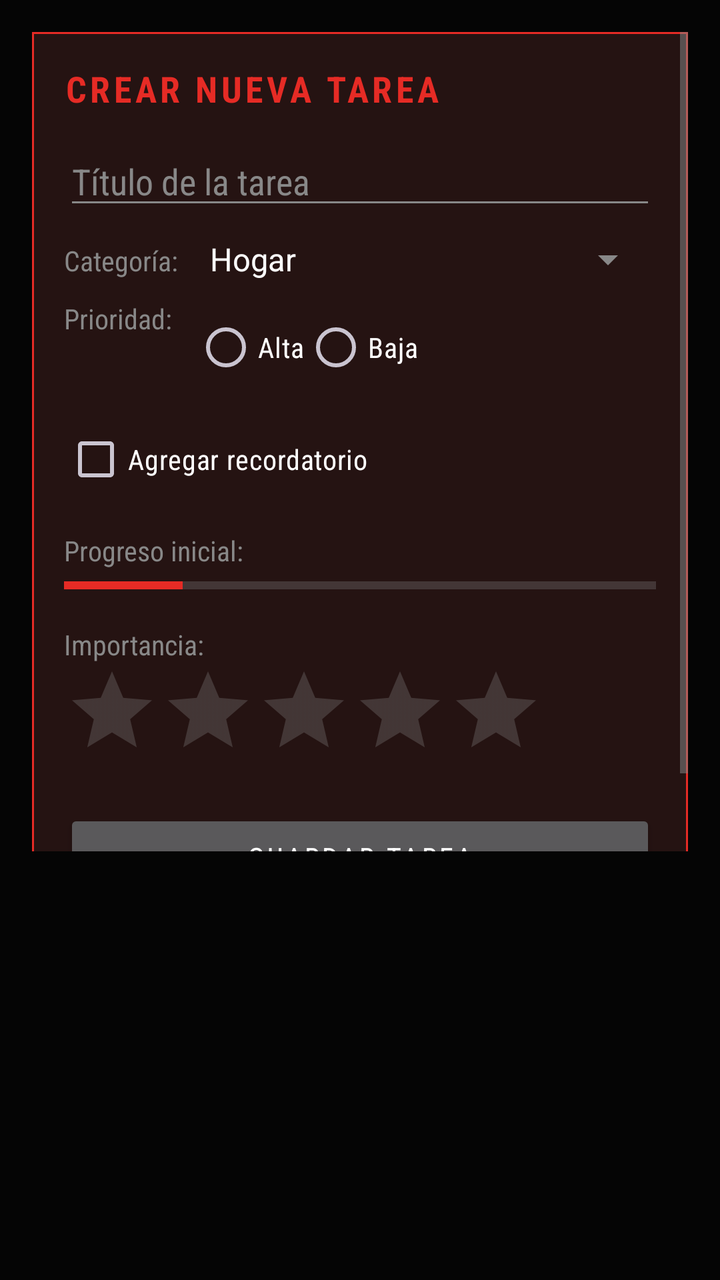
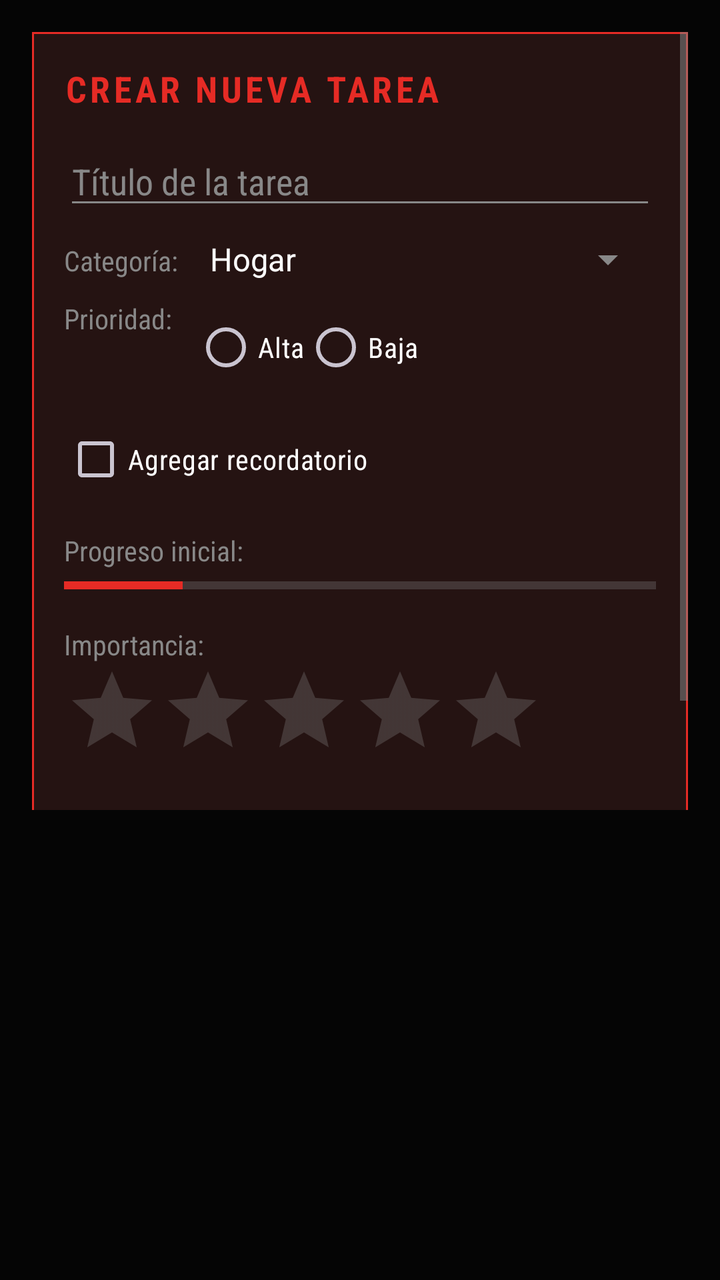

Two renders of the same Android screen: before a commit and after it. Below are the layout's source before the change and the commit's diff.
<!-- AndroidManifest.xml: application theme Theme.TaskMaster -->
<!-- res/layout/activity_main.xml -->
<?xml version="1.0" encoding="utf-8"?>
<androidx.constraintlayout.widget.ConstraintLayout xmlns:android="http://schemas.android.com/apk/res/android"
    xmlns:app="http://schemas.android.com/apk/res-auto"
    android:layout_width="match_parent"
    android:layout_height="match_parent"
    android:background="@color/sw_background"
    android:padding="16dp">

    <ScrollView
        android:id="@+id/scrollView"
        android:layout_width="0dp"
        android:layout_height="0dp"
        app:layout_constraintTop_toTopOf="parent"
        app:layout_constraintStart_toStartOf="parent"
        app:layout_constraintEnd_toEndOf="parent"
        app:layout_constraintBottom_toTopOf="@id/rvTasks"
        android:layout_marginBottom="16dp">

        <com.google.android.material.card.MaterialCardView
            android:layout_width="match_parent"
            android:layout_height="wrap_content"
            app:cardBackgroundColor="@color/sw_surface"
            app:strokeColor="@color/sw_red"
            app:strokeWidth="1dp"
            app:cardCornerRadius="0dp"
            app:cardElevation="4dp"
            app:contentPadding="16dp">

            <LinearLayout
                android:layout_width="match_parent"
                android:layout_height="wrap_content"
                android:orientation="vertical">

                <TextView
                    android:layout_width="match_parent"
                    android:layout_height="wrap_content"
                    android:text="Crear Nueva Tarea"
                    android:textSize="18sp"
                    android:textStyle="bold"
                    android:textColor="@color/sw_red"
                    android:fontFamily="sans-serif-condensed"
                    android:textAllCaps="true"
                    android:letterSpacing="0.1"
                    android:layout_marginBottom="12dp"/>

                <EditText
                    android:id="@+id/etTaskTitle"
                    android:layout_width="match_parent"
                    android:layout_height="wrap_content"
                    android:hint="Título de la tarea"
                    android:textColorHint="@color/sw_text_secondary"
                    android:textColor="@color/sw_text_primary"
                    android:fontFamily="sans-serif-condensed"
                    android:layout_marginBottom="8dp"/>

                <TableLayout
                    android:layout_width="match_parent"
                    android:layout_height="wrap_content"
                    android:stretchColumns="1">

                    <TableRow
                        android:layout_marginBottom="8dp">
                        <TextView
                            android:text="Categoría:"
                            android:fontFamily="sans-serif-condensed"
                            android:textColor="@color/sw_text_secondary"
                            android:paddingEnd="8dp"/>
                        <Spinner
                            android:id="@+id/spinnerCategory"
                            android:layout_width="match_parent"
                            android:layout_height="wrap_content"
                            android:entries="@array/task_categories"
                            android:theme="@style/Theme.TaskMaster"/>
                    </TableRow>

                    <TableRow
                        android:layout_marginBottom="8dp">
                        <TextView
                            android:text="Prioridad:"
                            android:fontFamily="sans-serif-condensed"
                            android:textColor="@color/sw_text_secondary"
                            android:paddingEnd="8dp"/>
                        <RadioGroup
                            android:id="@+id/rgPriority"
                            android:orientation="horizontal">
                            <RadioButton
                                android:id="@+id/rbHigh"
                                android:layout_width="wrap_content"
                                android:layout_height="wrap_content"
                                android:textColor="@color/sw_text_primary"
                                android:fontFamily="sans-serif-condensed"
                                android:text="Alta"/>
                            <RadioButton
                                android:id="@+id/rbLow"
                                android:layout_width="wrap_content"
                                android:layout_height="wrap_content"
                                android:textColor="@color/sw_text_primary"
                                android:fontFamily="sans-serif-condensed"
                                android:text="Baja"/>
                        </RadioGroup>
                    </TableRow>
                </TableLayout>

                <CheckBox
                    android:id="@+id/cbReminder"
                    android:layout_width="wrap_content"
                    android:layout_height="wrap_content"
                    android:textColor="@color/sw_text_primary"
                    android:fontFamily="sans-serif-condensed"
                    android:text="Agregar recordatorio"
                    android:layout_marginBottom="12dp"/>

                <TextView
                    android:layout_width="wrap_content"
                    android:layout_height="wrap_content"
                    android:textColor="@color/sw_text_secondary"
                    android:fontFamily="sans-serif-condensed"
                    android:text="Progreso inicial:"/>

                <ProgressBar
                    android:id="@+id/progressBar"
                    style="?android:attr/progressBarStyleHorizontal"
                    android:layout_width="match_parent"
                    android:layout_height="wrap_content"
                    android:max="100"
                    android:progress="20"
                    android:progressTint="@color/sw_red"
                    android:layout_marginBottom="12dp"/>

                <TextView
                    android:layout_width="wrap_content"
                    android:layout_height="wrap_content"
                    android:textColor="@color/sw_text_secondary"
                    android:fontFamily="sans-serif-condensed"
                    android:text="Importancia:"/>

                <RatingBar
                    android:id="@+id/ratingBar"
                    android:layout_width="wrap_content"
                    android:layout_height="wrap_content"
                    android:numStars="5"
                    android:stepSize="1.0"
                    android:progressTint="@color/sw_red"
                    android:secondaryProgressTint="@color/sw_red_dark"
                    android:layout_marginBottom="16dp"/>

                <Button
                    android:id="@+id/btnSaveTask"
                    android:layout_width="match_parent"
                    android:layout_height="wrap_content"
                    android:fontFamily="sans-serif-condensed"
                    android:letterSpacing="0.1"
                    android:text="Guardar Tarea"/>
            </LinearLayout>
        </com.google.android.material.card.MaterialCardView>
    </ScrollView>

    <androidx.recyclerview.widget.RecyclerView
        android:id="@+id/rvTasks"
        android:layout_width="0dp"
        android:layout_height="0dp"
        app:layout_constraintTop_toBottomOf="@id/scrollView"
        app:layout_constraintBottom_toBottomOf="parent"
        app:layout_constraintStart_toStartOf="parent"
        app:layout_constraintEnd_toEndOf="parent"
        app:layout_constraintHeight_percent="0.3"/>

</androidx.constraintlayout.widget.ConstraintLayout>
<!-- resources referenced by this layout -->
<resources>
  <string-array name="task_categories">
          <item>Hogar</item>
          <item>Estudiantil</item>
          <item>Trabajo</item>
          <item>General</item>
      </string-array>
  <color name="sw_background">#050505</color>
  <color name="sw_red">#E62B25</color>
  <color name="sw_red_dark">#8B0000</color>
  <color name="sw_surface">#111111</color>
  <color name="sw_text_primary">#FFFFFF</color>
  <color name="sw_text_secondary">#888888</color>
  <style name="Theme.TaskMaster" parent="Base.Theme.TaskMaster" />
  <style name="Base.Theme.TaskMaster" parent="Theme.Material3.Dark.NoActionBar">
          
          <item name="colorPrimary">@color/sw_red</item>
          <item name="colorOnPrimary">@color/black</item>
          <item name="colorPrimaryContainer">@color/sw_red_dark</item>
          <item name="colorOnPrimaryContainer">@color/white</item>
  
          <item name="colorSecondary">@color/sw_accent</item>
          <item name="colorOnSecondary">@color/black</item>
  
          <item name="android:colorBackground">@color/sw_background</item>
          <item name="colorOnBackground">@color/sw_text_primary</item>
  
          <item name="colorSurface">@color/sw_surface</item>
          <item name="colorOnSurface">@color/sw_text_primary</item>
  
          
          <item name="android:textColorPrimary">@color/sw_text_primary</item>
          <item name="android:textColorSecondary">@color/sw_text_secondary</item>
  
          
          <item name="android:windowBackground">@color/sw_background</item>
  
          
          <item name="materialButtonStyle">@style/Widget.TaskMaster.Button</item>
      </style>
  <color name="black">#FF000000</color>
  <color name="white">#FFFFFFFF</color>
  <color name="sw_accent">#FF2A2A</color>
  <style name="Widget.TaskMaster.Button" parent="Widget.Material3.Button">
          <item name="backgroundTint">@color/sw_background</item>
          <item name="strokeColor">@color/sw_red</item>
          <item name="strokeWidth">1dp</item>
          <item name="android:textColor">@color/sw_red</item>
          <item name="cornerRadius">0dp</item>
      </style>
</resources>

<!-- the commit's change to res/layout/activity_main.xml (unified diff, before → after) -->
@@ -1,6 +1,7 @@
 <?xml version="1.0" encoding="utf-8"?>
 <androidx.constraintlayout.widget.ConstraintLayout xmlns:android="http://schemas.android.com/apk/res/android"
     xmlns:app="http://schemas.android.com/apk/res-auto"
+    xmlns:tools="http://schemas.android.com/tools"
     android:layout_width="match_parent"
     android:layout_height="match_parent"
     android:background="@color/sw_background"
@@ -157,12 +158,13 @@
 
     <androidx.recyclerview.widget.RecyclerView
         android:id="@+id/rvTasks"
-        android:layout_width="0dp"
-        android:layout_height="0dp"
-        app:layout_constraintTop_toBottomOf="@id/scrollView"
+        android:layout_width="376dp"
+        android:layout_height="203dp"
         app:layout_constraintBottom_toBottomOf="parent"
+        app:layout_constraintEnd_toEndOf="parent"
+        app:layout_constraintHeight_percent="0.3"
+        app:layout_constraintHorizontal_bias="0.0"
         app:layout_constraintStart_toStartOf="parent"
-        app:layout_constraintEnd_toEndOf="parent"
-        app:layout_constraintHeight_percent="0.3"/>
+        app:layout_constraintTop_toBottomOf="@id/scrollView" />
 
 </androidx.constraintlayout.widget.ConstraintLayout>
